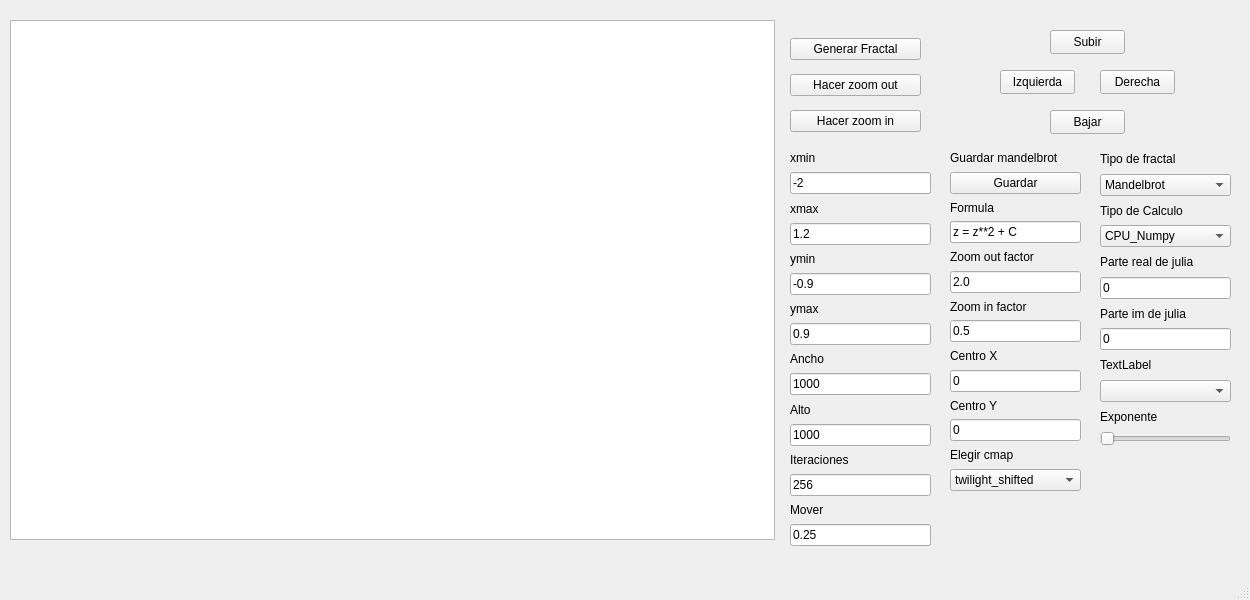
Above: gui/MandelbrotGUI.ui from Gonzml1/Boundary before the change. Below: the same form after it.
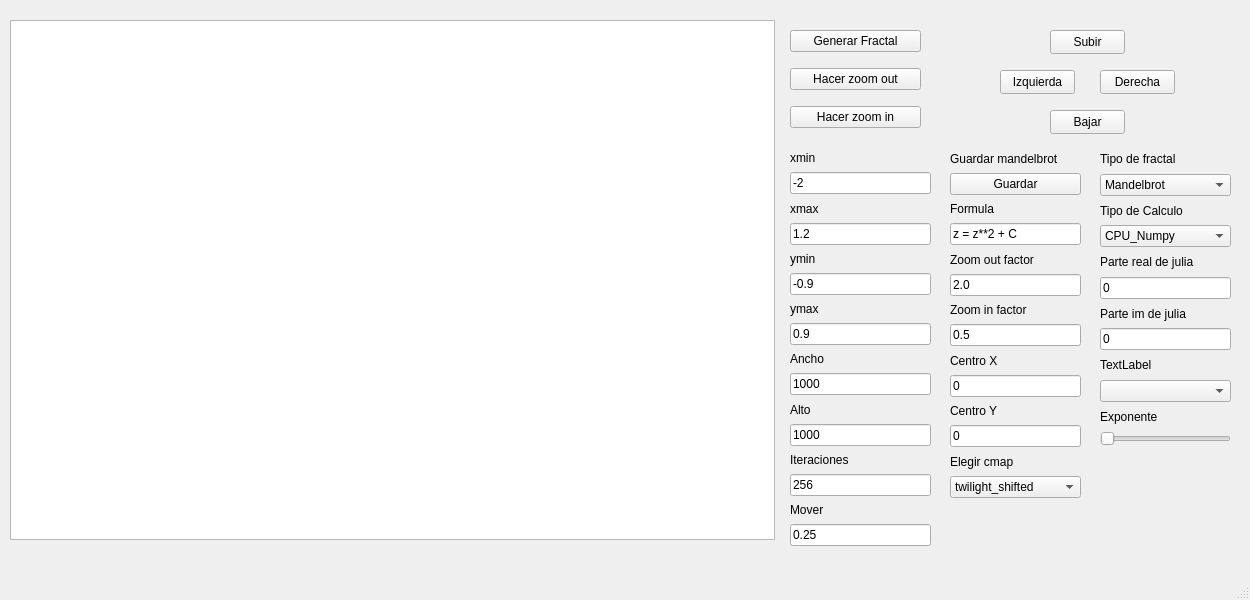
That is the form after the change. Icons and pictures are not drawn.

Commit message: detalles menores

Diff of the .ui file:
```diff
--- a/gui/MandelbrotGUI.ui
+++ b/gui/MandelbrotGUI.ui
@@ -213,7 +213,7 @@
       <x>950</x>
       <y>150</y>
       <width>131</width>
-      <height>341</height>
+      <height>348</height>
      </rect>
     </property>
     <layout class="QVBoxLayout" name="verticalLayout_2">
@@ -460,13 +460,13 @@
      </item>
     </layout>
    </widget>
-   <widget class="QWidget" name="">
+   <widget class="QWidget" name="layoutWidget">
     <property name="geometry">
      <rect>
       <x>790</x>
-      <y>30</y>
+      <y>20</y>
       <width>131</width>
-      <height>111</height>
+      <height>121</height>
      </rect>
     </property>
     <layout class="QVBoxLayout" name="verticalLayout_3">
```
